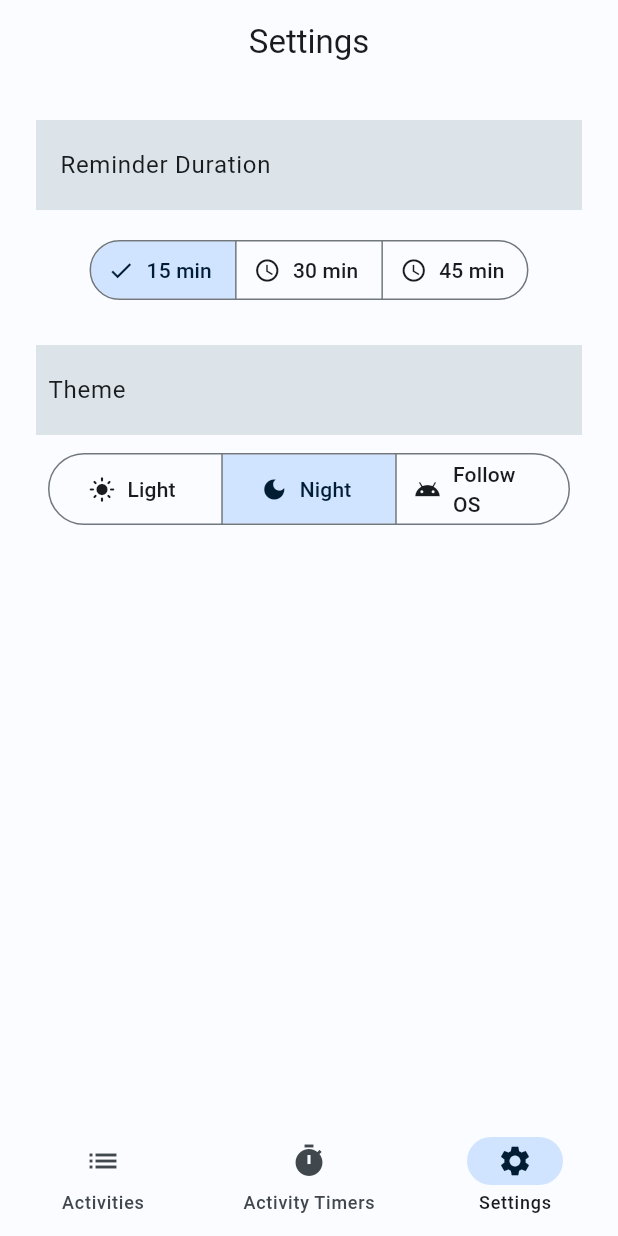
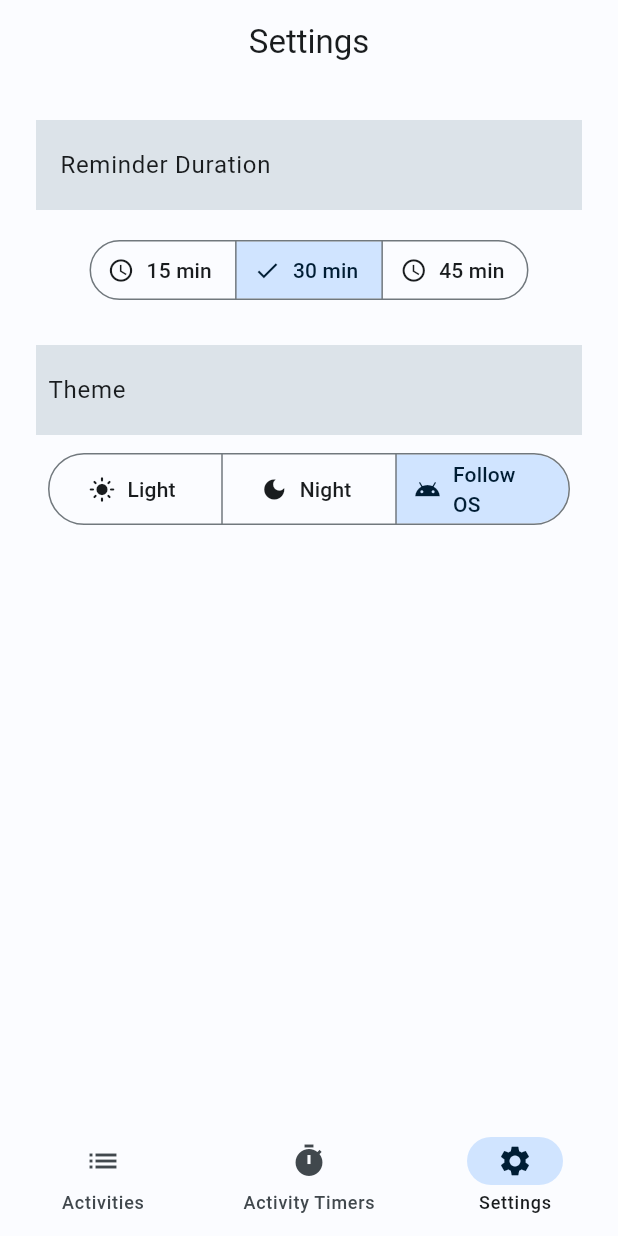
Before and after one commit to jshas/s1122207_iiatimd_app, a Flutter app: the screen it shows after launch, item 3 of the bottom bar chosen, after a tap on "30 min", on a phone screen of 412 x 824 dp. Run offline on Flutter 3.47's test engine with Material 2 defaults, Android fonts, the phone set to English and light mode, and no system bars; our stand-ins replace bloc, equatable, flutter_bloc, google_fonts, shared_preferences.

Commit message:
Fixed persisting state for setting Timerbutton

```diff
--- a/lib/business_logic/timer/timer_bloc.dart
+++ b/lib/business_logic/timer/timer_bloc.dart
@@ -33,9 +33,6 @@ class TimerBloc extends Bloc<TimerEvent, TimerState> {
     on<TimerResumed>(_onResumed);
     on<TimerReset>(_onReset);
     on<TimerSet>(_onSet);
-  }
-
-  void init() {
 
   }
 
@@ -44,9 +41,23 @@ class TimerBloc extends Bloc<TimerEvent, TimerState> {
       (timerName) {
         // This function returns a TimerItem from the SharedPreferences local storage
         getCurrentDuration(timerName);
-
       },
     );
+    print({'debugTimer' : _timerSubscription});
+  }
+
+  TimerItem getTimerItem(){
+    String? value = _timerRepository.getValue();
+    switch (value) {
+      case 'short':
+        return TimerItem.short;
+      case 'medium':
+        return TimerItem.medium;
+      case 'long':
+        return TimerItem.long;
+      default:
+        return TimerItem.short;
+    }
   }
 
   // For retrieving the current timer duration from SharedPref
--- a/lib/data/repositories/timer_repository.dart
+++ b/lib/data/repositories/timer_repository.dart
@@ -19,6 +19,8 @@ class TimerRepository implements TimerPersistence {
 
   final _controller = StreamController<TimerItem>();
 
+  String? getValue() => _sharedPreferences.getString(_kTimerPersistenceKey);
+
   Future<void> _setValue(String key, String value) =>
       _sharedPreferences.setString(key, value);
 
@@ -33,4 +35,8 @@ class TimerRepository implements TimerPersistence {
 
   @override
   void dispose() => _controller.close();
+
+  void init() {
+
+  }
 }
--- a/lib/main.dart
+++ b/lib/main.dart
@@ -56,7 +56,7 @@
                   )..getCurrentTheme())
         ],
         child: BlocBuilder<ThemeCubit, ThemeState>(
-          builder: (context, state) {
+          builder: (_, state) {
             return MaterialApp(
               title: 'Flutter Demo',
               themeMode: state.themeMode,
--- a/lib/presentation/screen/settings_screen.dart
+++ b/lib/presentation/screen/settings_screen.dart
@@ -23,6 +23,11 @@ class _SettingsScreenState extends State<SettingsScreen> {
 
   @override
   void initState(){
+    super.initState();
+    setState(() {
+      _themeSelection = context.read<ThemeCubit>().state.theme;
+      _timerSelection = context.read<TimerBloc>().getTimerItem();
+    });
     // initTheme();
     // initTimer();
   }
@@ -96,7 +101,12 @@ class _SettingsScreenState extends State<SettingsScreen> {
                         context
                             .read<TimerBloc>()
                             .saveDuration(selectedTimerItem.first);
-                        _timerSelection = selectedTimerItem.first;
+                        setState(() {
+                          _timerSelection = selectedTimerItem.first;
+                        });
+                        print({
+                          'timer' : selectedTimerItem.first,
+                        });
                       },
                     ),
                   ),
--- a/pubspec.yaml
+++ b/pubspec.yaml
@@ -40,6 +40,7 @@ dependencies:
   flutter_bloc: ^8.1.3
   shared_preferences: ^2.2.0
   hydrated_bloc: ^9.1.2
+  path_provider: ^2.0.15
 
 dev_dependencies:
   flutter_test:
```
Also changed, not shown: pubspec.lock.
